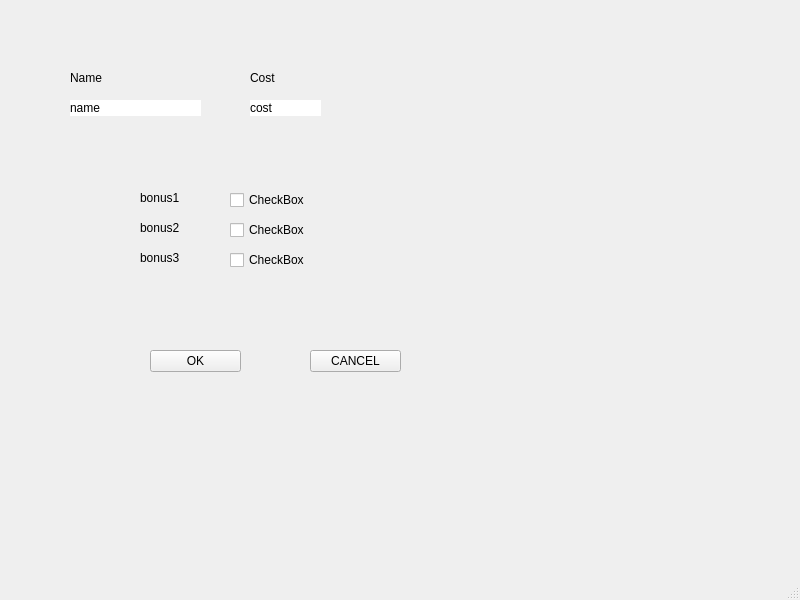
Old version of the form view/LineInfantryBonusGuiWindow.ui in the repository EvgenyBaz/GIT_HW2.
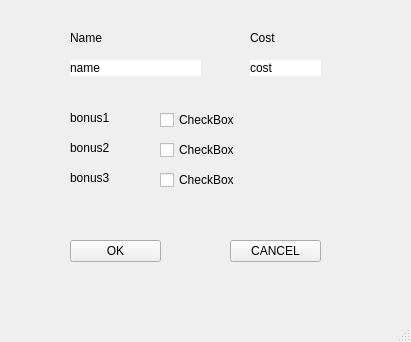
New version of the form.

Commit message: additional infantry  battalion added

```diff
--- a/view/LineInfantryBonusGuiWindow.ui
+++ b/view/LineInfantryBonusGuiWindow.ui
@@ -6,8 +6,8 @@
    <rect>
     <x>0</x>
     <y>0</y>
-    <width>800</width>
-    <height>600</height>
+    <width>411</width>
+    <height>342</height>
    </rect>
   </property>
   <property name="windowTitle">
@@ -18,7 +18,7 @@
     <property name="geometry">
      <rect>
       <x>70</x>
-      <y>100</y>
+      <y>60</y>
       <width>131</width>
       <height>16</height>
      </rect>
@@ -34,7 +34,7 @@
     <property name="geometry">
      <rect>
       <x>250</x>
-      <y>100</y>
+      <y>60</y>
       <width>71</width>
       <height>16</height>
      </rect>
@@ -49,8 +49,8 @@
    <widget class="QCheckBox" name="checkBox_1">
     <property name="geometry">
      <rect>
-      <x>230</x>
-      <y>190</y>
+      <x>160</x>
+      <y>110</y>
       <width>81</width>
       <height>20</height>
      </rect>
@@ -62,8 +62,8 @@
    <widget class="QCheckBox" name="checkBox_2">
     <property name="geometry">
      <rect>
-      <x>230</x>
-      <y>220</y>
+      <x>160</x>
+      <y>140</y>
       <width>81</width>
       <height>20</height>
      </rect>
@@ -75,8 +75,8 @@
    <widget class="QCheckBox" name="checkBox_3">
     <property name="geometry">
      <rect>
-      <x>230</x>
-      <y>250</y>
+      <x>160</x>
+      <y>170</y>
       <width>81</width>
       <height>20</height>
      </rect>
@@ -88,9 +88,9 @@
    <widget class="QLabel" name="bonus1">
     <property name="geometry">
      <rect>
-      <x>140</x>
-      <y>190</y>
-      <width>55</width>
+      <x>70</x>
+      <y>110</y>
+      <width>81</width>
       <height>16</height>
      </rect>
     </property>
@@ -101,9 +101,9 @@
    <widget class="QLabel" name="bonus2">
     <property name="geometry">
      <rect>
-      <x>140</x>
-      <y>220</y>
-      <width>55</width>
+      <x>70</x>
+      <y>140</y>
+      <width>81</width>
       <height>16</height>
      </rect>
     </property>
@@ -114,9 +114,9 @@
    <widget class="QLabel" name="bonus3">
     <property name="geometry">
      <rect>
-      <x>140</x>
-      <y>250</y>
-      <width>55</width>
+      <x>70</x>
+      <y>170</y>
+      <width>81</width>
       <height>16</height>
      </rect>
     </property>
@@ -127,8 +127,8 @@
    <widget class="QToolButton" name="ok_button">
     <property name="geometry">
      <rect>
-      <x>150</x>
-      <y>350</y>
+      <x>70</x>
+      <y>240</y>
       <width>91</width>
       <height>22</height>
      </rect>
@@ -140,8 +140,8 @@
    <widget class="QToolButton" name="cancel_button">
     <property name="geometry">
      <rect>
-      <x>310</x>
-      <y>350</y>
+      <x>230</x>
+      <y>240</y>
       <width>91</width>
       <height>22</height>
      </rect>
@@ -154,7 +154,7 @@
     <property name="geometry">
      <rect>
       <x>70</x>
-      <y>70</y>
+      <y>30</y>
       <width>55</width>
       <height>16</height>
      </rect>
@@ -167,7 +167,7 @@
     <property name="geometry">
      <rect>
       <x>250</x>
-      <y>70</y>
+      <y>30</y>
       <width>55</width>
       <height>16</height>
      </rect>
```
Left out of the diff: 2 changed lines with no effect on the pictures. The commit also changes 17 other files.
